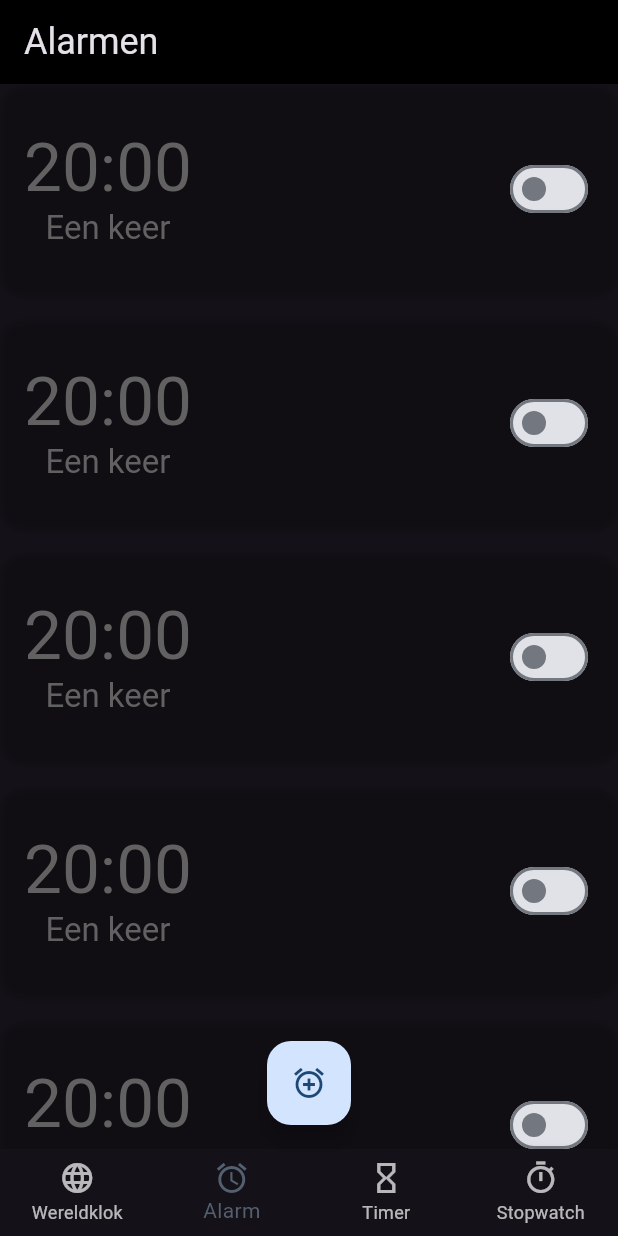
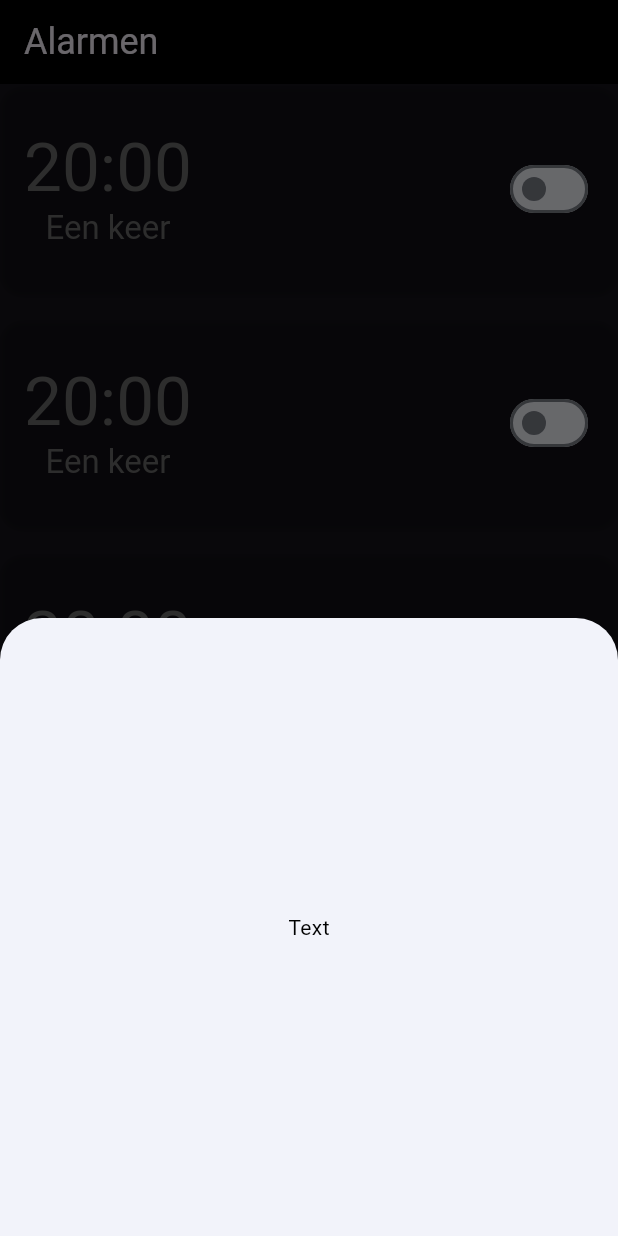
Before and after one commit to CodeThomnics/clockchallenge, a Flutter app: the screen it shows after launch, item 2 of the bottom bar chosen, after a tap on the "add alarm" icon, on a phone screen of 412 x 824 dp. Run offline on Flutter 3.47's test engine with Material 3 defaults, Android fonts, the phone set to English and light mode, and no system bars; our stand-ins replace dartx, equatable, flutter_hooks, flutter_riverpod, go_router, google_fonts and 3 more; missing offline and left inert: dart:ffi, fuzzywuzzy; network calls fail; Roboto replaces fonts that are missing (Oxygen).

Commit message:
backup 19-12-2023

```diff
--- a/lib/main.dart
+++ b/lib/main.dart
@@ -67,7 +67,7 @@ class ClockApp extends StatelessWidget {
         textTheme: GoogleFonts.oxygenTextTheme(ThemeData.dark().textTheme),
         appBarTheme: ThemeData.dark().appBarTheme.copyWith(
             backgroundColor: Colors.black,
-            titleTextStyle: TextStyle(
+            titleTextStyle: const TextStyle(
               color: Colors.white,
             ),
             iconTheme:
@@ -96,13 +96,18 @@ class ClockScreen extends HookConsumerWidget {
       }
       if (index == 1) {
         return FloatingActionButton(
-          onPressed: () async {
-            await showBottomSheet(
+          onPressed: () {
+            showModalBottomSheet(
                 context: context,
                 builder: (context) {
                   return SizedBox(
-                    width: 100,
-                    height: 100,
+                    height: MediaQuery.of(context).size.height / 2,
+                    child: const Center(
+                      child: Text(
+                        'Text',
+                        style: TextStyle(color: Colors.black),
+                      ),
+                    ),
                   );
                 });
             // showTimePicker(context: context, initialTime: TimeOfDay.now());
```
Also changed, not shown: lib/widgets/stopwatch_view.dart (+21 -0 lines).
